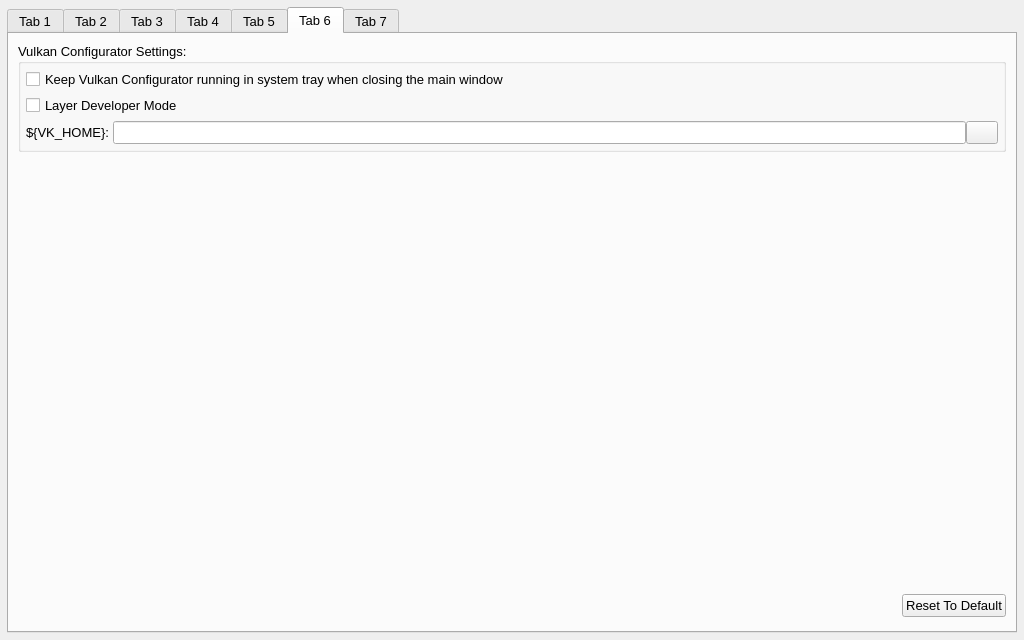
Qt form vkconfig_gui/mainwindow.ui (LunarG/VulkanTools) before a commit.
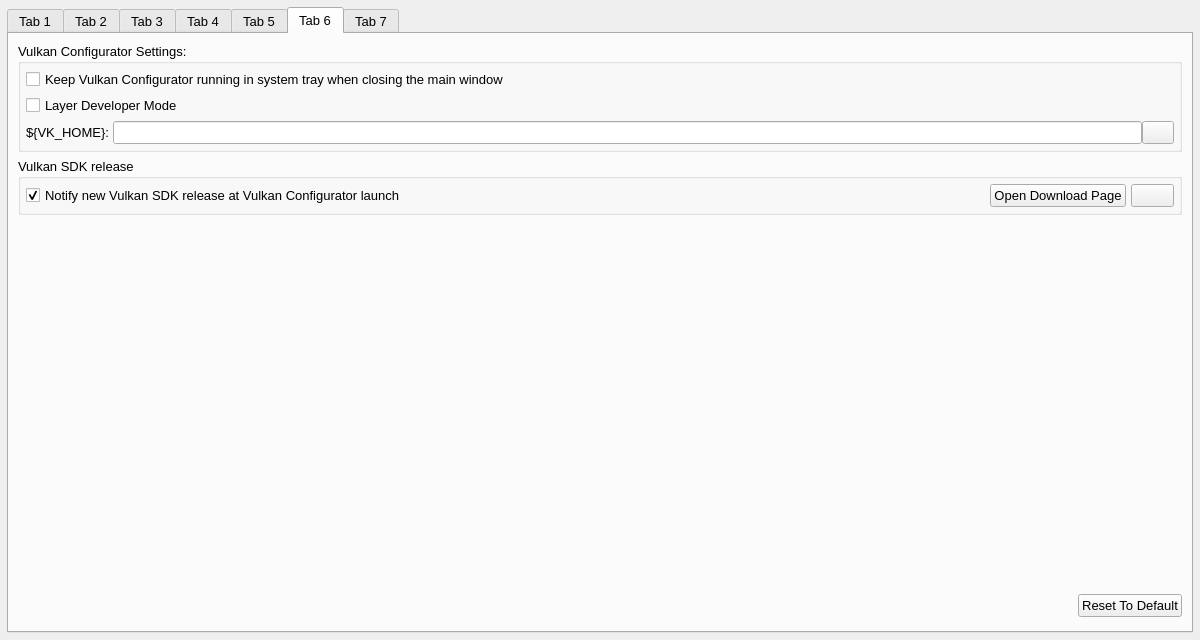
The same form after that commit. The open tabs and pages were chosen to show the change. Icons and pictures are not drawn.

Commit message: vkconfig: Add Vulkan SDK release detection

What changed in the file:
```diff
--- a/vkconfig_gui/mainwindow.ui
+++ b/vkconfig_gui/mainwindow.ui
@@ -6,7 +6,7 @@
    <rect>
     <x>0</x>
     <y>0</y>
-    <width>1024</width>
+    <width>1200</width>
     <height>640</height>
    </rect>
   </property>
@@ -72,6 +72,7 @@
        <font>
         <family>Arial</family>
         <pointsize>10</pointsize>
+        <weight>50</weight>
         <bold>false</bold>
        </font>
       </property>
@@ -2055,6 +2056,7 @@
            <font>
             <family>Arial</family>
             <pointsize>10</pointsize>
+            <weight>50</weight>
             <bold>false</bold>
            </font>
           </property>
@@ -2083,6 +2085,7 @@
               <font>
                <family>Arial</family>
                <pointsize>10</pointsize>
+               <weight>50</weight>
                <bold>false</bold>
               </font>
              </property>
@@ -2097,6 +2100,7 @@
               <font>
                <family>Arial</family>
                <pointsize>10</pointsize>
+               <weight>50</weight>
                <bold>false</bold>
               </font>
              </property>
@@ -2145,6 +2149,7 @@
                 <font>
                  <family>Arial</family>
                  <pointsize>10</pointsize>
+                 <weight>50</weight>
                  <bold>false</bold>
                 </font>
                </property>
@@ -2162,6 +2167,7 @@
                 <font>
                  <family>Arial</family>
                  <pointsize>10</pointsize>
+                 <weight>50</weight>
                  <bold>false</bold>
                 </font>
                </property>
@@ -2179,6 +2185,67 @@
           </layout>
          </widget>
         </item>
+        <item>
+         <widget class="QGroupBox" name="groupBox_2">
+          <property name="title">
+           <string>Vulkan SDK release</string>
+          </property>
+          <layout class="QHBoxLayout" name="horizontalLayout_8">
+           <property name="spacing">
+            <number>5</number>
+           </property>
+           <property name="leftMargin">
+            <number>5</number>
+           </property>
+           <property name="topMargin">
+            <number>5</number>
+           </property>
+           <property name="rightMargin">
+            <number>5</number>
+           </property>
+           <property name="bottomMargin">
+            <number>5</number>
+           </property>
+           <item>
+            <widget class="QCheckBox" name="checkBox">
+             <property name="text">
+              <string>Notify new Vulkan SDK release at Vulkan Configurator launch</string>
+             </property>
+             <property name="checked">
+              <bool>true</bool>
+             </property>
+            </widget>
+           </item>
+           <item>
+            <spacer name="horizontalSpacer_2">
+             <property name="orientation">
+              <enum>Qt::Horizontal</enum>
+             </property>
+             <property name="sizeHint" stdset="0">
+              <size>
+               <width>40</width>
+               <height>20</height>
+              </size>
+             </property>
+            </spacer>
+           </item>
+           <item>
+            <widget class="QPushButton" name="preference_open_page">
+             <property name="text">
+              <string>Open Download Page</string>
+             </property>
+            </widget>
+           </item>
+           <item>
+            <widget class="QPushButton" name="preference_install">
+             <property name="text">
+              <string/>
+             </property>
+            </widget>
+           </item>
+          </layout>
+         </widget>
+        </item>
         <item>
          <spacer name="verticalSpacer_2">
           <property name="orientation">
```
Left out of the diff: 48 changed lines with no effect on the pictures. The commit also changes 6 other files.
